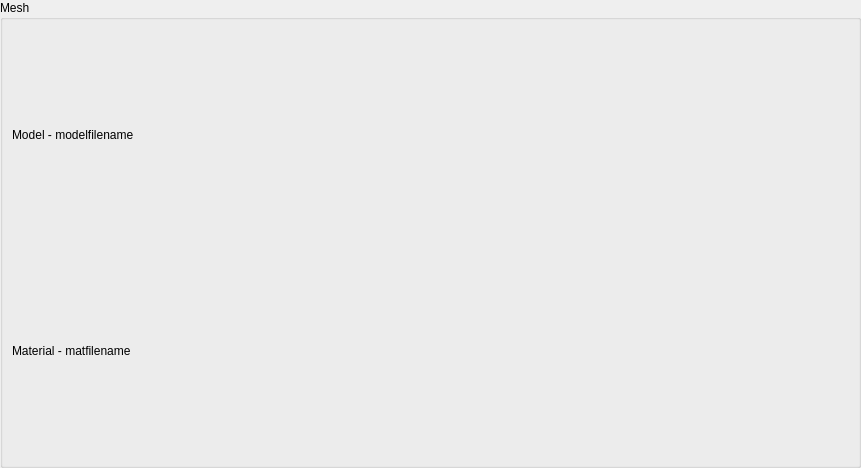
Old version of the form Editor/Sources/PropertyViews/MeshComponent.ui in the repository maxon887/Cross.
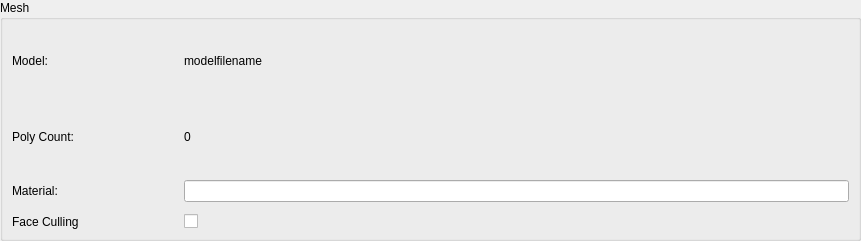
New version of the form. Custom widgets are drawn as their Qt base class.

Commit message: Mesh component ui

```diff
--- a/Editor/Sources/PropertyViews/MeshComponent.ui
+++ b/Editor/Sources/PropertyViews/MeshComponent.ui
@@ -7,7 +7,7 @@
     <x>0</x>
     <y>0</y>
     <width>861</width>
-    <height>468</height>
+    <height>241</height>
    </rect>
   </property>
   <property name="windowTitle">
@@ -38,19 +38,106 @@
       <string>Mesh</string>
      </property>
      <layout class="QVBoxLayout" name="verticalLayout_2">
+      <property name="spacing">
+       <number>12</number>
+      </property>
       <item>
-       <widget class="QLabel" name="modelLabel">
-        <property name="text">
-         <string>Model - modelfilename</string>
-        </property>
-       </widget>
+       <layout class="QHBoxLayout" name="horizontalLayout_5">
+        <item>
+         <widget class="QLabel" name="label_3">
+          <property name="maximumSize">
+           <size>
+            <width>160</width>
+            <height>16777215</height>
+           </size>
+          </property>
+          <property name="text">
+           <string>Model:</string>
+          </property>
+         </widget>
+        </item>
+        <item>
+         <widget class="QLabel" name="modelLabel">
+          <property name="text">
+           <string>modelfilename</string>
+          </property>
+         </widget>
+        </item>
+       </layout>
       </item>
       <item>
-       <widget class="QLabel" name="materialLabel">
-        <property name="text">
-         <string>Material - matfilename</string>
-        </property>
-       </widget>
+       <layout class="QHBoxLayout" name="horizontalLayout_4">
+        <item>
+         <widget class="QLabel" name="label_2">
+          <property name="maximumSize">
+           <size>
+            <width>160</width>
+            <height>16777215</height>
+           </size>
+          </property>
+          <property name="text">
+           <string>Poly Count:</string>
+          </property>
+         </widget>
+        </item>
+        <item>
+         <widget class="QLabel" name="polyCountLabel">
+          <property name="text">
+           <string>0</string>
+          </property>
+         </widget>
+        </item>
+       </layout>
+      </item>
+      <item>
+       <layout class="QHBoxLayout" name="horizontalLayout">
+        <item>
+         <widget class="QLabel" name="materialLabel">
+          <property name="minimumSize">
+           <size>
+            <width>160</width>
+            <height>0</height>
+           </size>
+          </property>
+          <property name="maximumSize">
+           <size>
+            <width>160</width>
+            <height>16777215</height>
+           </size>
+          </property>
+          <property name="text">
+           <string>Material: </string>
+          </property>
+         </widget>
+        </item>
+        <item>
+         <widget class="QLineEdit" name="materialValue"/>
+        </item>
+       </layout>
+      </item>
+      <item>
+       <layout class="QHBoxLayout" name="horizontalLayout_3">
+        <item>
+         <widget class="QLabel" name="label">
+          <property name="maximumSize">
+           <size>
+            <width>160</width>
+            <height>16777215</height>
+           </size>
+          </property>
+          <property name="text">
+           <string>Face Culling </string>
+          </property>
+         </widget>
+        </item>
+        <item>
+         <widget class="QCheckBox" name="faceCulling">
+          <property name="text">
+           <string/>
+          </property>
+         </widget>
+        </item>
+       </layout>
       </item>
      </layout>
     </widget>
```
The commit also changes 7 other files.
